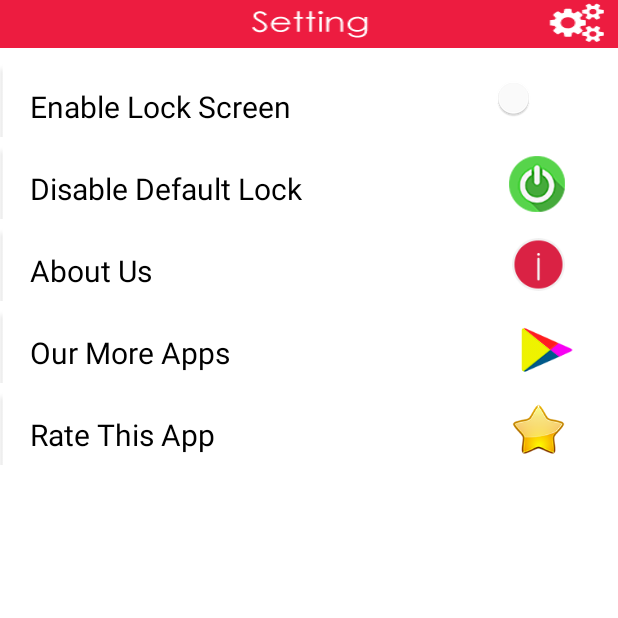
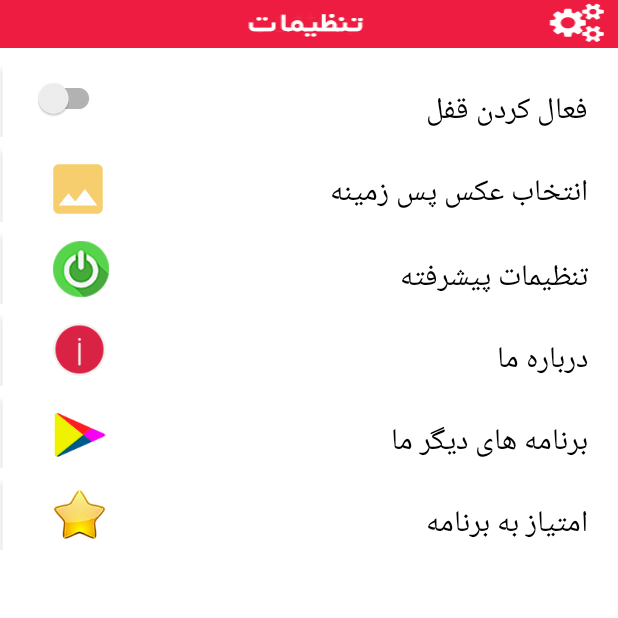
Before and after one commit to nahidAi/zipper_lock, an Android app: the screen it shows after launch (SettingActivity), on a phone screen of 412 x 824 dp, the top half of it. Run offline under Robolectric (Android 15) with nearby library versions, the phone set to English and light mode, and no system bars; our stand-ins replace AdMob; libraries missing offline, so code that uses them is left out: com.wang.avi; 1 statement that could not run was skipped.

Commit message:
مرحله دوم تغییرات-فارسی سازی تنظیمات-اصلاح دکمه ی فعالسازی

```diff
--- a/app/build.gradle
+++ b/app/build.gradle
@@ -26,4 +26,7 @@ dependencies {
     //noinspection GradleCompatible
     implementation 'com.android.support:design:27.1.1'
     implementation 'com.google.android.gms:play-services-ads:9.4.0'
+    implementation 'com.wang.avi:library:2.1.3'
+    implementation 'com.android.support.constraint:constraint-layout:1.1.3'
+    implementation 'com.github.medyo:android-about-page:1.2.5'
 }
--- a/app/src/main/java/com/valentines/zipperlock/SettingActivity.java
+++ b/app/src/main/java/com/valentines/zipperlock/SettingActivity.java
@@ -23,11 +23,14 @@ public class SettingActivity extends Activity {
     TextView tv_status;
     int choser;
     public static InterstitialAd interstitialAd;
-    RelativeLayout playico,rateus,aboutus,disable;
+    RelativeLayout playico, rateus, aboutus, disable, chooseImage;
+    SharedPreferencesUtil sharedPreferencesUtil;
+
     @Override
     protected void onCreate(Bundle savedInstanceState) {
         super.onCreate(savedInstanceState);
         setContentView(R.layout.activity_setings);
+
 
         InterstitialAdmob_Load();
         AdView adView = (AdView) this.findViewById(R.id.adView);
@@ -38,9 +41,8 @@ public class SettingActivity extends Activity {
             public void onAdClosed() {
 
 
-                 if(choser==1)
-                {
-                    Intent in=new Intent(getApplicationContext(),Developerintro.class);
+                if (choser == 1) {
+                    Intent in = new Intent(getApplicationContext(), Developerintro.class);
                     startActivity(in);
 
                 }
@@ -49,39 +51,43 @@ public class SettingActivity extends Activity {
         });
         mContext = this;
 
-        SharedPreferencesUtil.init(mContext);
-       tv_status=(TextView)findViewById(R.id.text_en);
-        disable=(RelativeLayout)findViewById(R.id.disablescreenlock);
-        playico=(RelativeLayout)findViewById(R.id.playicon);
-        rateus=(RelativeLayout)findViewById(R.id.rateus);
-        aboutus=(RelativeLayout)findViewById(R.id.aboutus);
+        sharedPreferencesUtil.init(mContext);
+        tv_status = (TextView) findViewById(R.id.text_en);
+        mSwitchd = (SwitchCompat) this.findViewById(R.id.switch_locksetting);
+        disable = (RelativeLayout) findViewById(R.id.disablescreenlock);
+        playico = (RelativeLayout) findViewById(R.id.playicon);
+        rateus = (RelativeLayout) findViewById(R.id.rateus);
+        aboutus = (RelativeLayout) findViewById(R.id.aboutus);
+        chooseImage = (RelativeLayout) findViewById(R.id.chooseImage);
 
 
-            mSwitchd = (SwitchCompat) this.findViewById(R.id.switch_locksetting);
         mSwitchd.setTextOn("yes");
         mSwitchd.setTextOff("no");
-        boolean lockState = SharedPreferencesUtil.get(Lockscreen.ISLOCK);
+        boolean lockState = sharedPreferencesUtil.get(Lockscreen.ISLOCK);
         if (lockState) {
             mSwitchd.setChecked(true);
+            tv_status.setText("غیرفعال کردن");
 
         } else {
             mSwitchd.setChecked(false);
 
+
         }
+
 
         mSwitchd.setOnCheckedChangeListener(new CompoundButton.OnCheckedChangeListener() {
             @Override
             public void onCheckedChanged(CompoundButton buttonView, boolean isChecked) {
                 if (isChecked) {
-                    SharedPreferencesUtil.setBoolean(Lockscreen.ISLOCK, true);
+                    sharedPreferencesUtil.setBoolean(Lockscreen.ISLOCK, true);
                     Lockscreen.getInstance(mContext).startLockscreenService();
-                    tv_status.setText("Disable Lock Screen");
+                    tv_status.setText("غیرفعال کردن قفل");
                     finish();
 
                 } else {
-                    SharedPreferencesUtil.setBoolean(Lockscreen.ISLOCK, false);
+                    sharedPreferencesUtil.setBoolean(Lockscreen.ISLOCK, false);
                     Lockscreen.getInstance(mContext).stopLockscreenService();
-                    tv_status.setText("Enable Lock Screen");
+                    tv_status.setText("فعال کردن قفل");
 
                 }
 
@@ -110,22 +116,28 @@ public class SettingActivity extends Activity {
 
             }
         });
+        chooseImage.setOnClickListener(new View.OnClickListener() {
+            @Override
+            public void onClick(View v) {
+                Intent intent = new Intent(SettingActivity.this,ImageActivity.class);
+                startActivity(intent);
+            }
+        });
 
         aboutus.setOnClickListener(new View.OnClickListener() {
 
             @Override
             public void onClick(View v) {
+                startActivity(new Intent(SettingActivity.this, AboutActivity.class));
 
-                choser=1;
-                if(interstitialAd.isLoaded())
-                {
+               /* choser = 1;
+                if (interstitialAd.isLoaded()) {
                     interstitialAd.show();
-                }
-                else {
+                } else {
                     Intent in = new Intent(getApplicationContext(), Developerintro.class);
                     startActivity(in);
 
-                }
+                }*/
 
             }
         });
@@ -143,8 +155,6 @@ public class SettingActivity extends Activity {
         });
 
 
-
-
     }
 
     /*Assign and Load Intercialtial*/
--- a/app/src/main/java/com/valentines/zipperlock/Splash.java
+++ b/app/src/main/java/com/valentines/zipperlock/Splash.java
@@ -9,15 +9,32 @@ import android.os.Handler;
 import com.google.android.gms.ads.AdListener;
 import com.google.android.gms.ads.AdRequest;
 import com.google.android.gms.ads.InterstitialAd;
+import com.wang.avi.AVLoadingIndicatorView;
 
 public class Splash extends Activity {
 
     InterstitialAd interstitialAd;
+    AVLoadingIndicatorView avi;
 
     @Override
     protected void onCreate(Bundle savedInstanceState) {
         super.onCreate(savedInstanceState);
         setContentView(R.layout.activity_splash);
+        avi = findViewById(R.id.avi);
+
+        Handler handler = new Handler();
+        handler.postDelayed(new Runnable() {
+            @Override
+            public void run() {
+
+                startActivity(new Intent(Splash.this, SettingActivity.class));
+                finish();
+            }
+        }, 3000);
+
+
+
+
         KeyguardManager keyguardManager = (KeyguardManager)getSystemService(Activity.KEYGUARD_SERVICE);
         KeyguardManager.KeyguardLock lock = keyguardManager.newKeyguardLock(KEYGUARD_SERVICE);
         lock.disableKeyguard();
--- /dev/null
+++ b/app/src/main/res/drawable/ic_image_black_24dp.xml
@@ -0,0 +1,5 @@
+<vector android:height="44dp" android:tint="#F7CE6D"
+    android:viewportHeight="24.0" android:viewportWidth="24.0"
+    android:width="44dp" xmlns:android="http://schemas.android.com/apk/res/android">
+    <path android:fillColor="#FF000000" android:pathData="M21,19V5c0,-1.1 -0.9,-2 -2,-2H5c-1.1,0 -2,0.9 -2,2v14c0,1.1 0.9,2 2,2h14c1.1,0 2,-0.9 2,-2zM8.5,13.5l2.5,3.01L14.5,12l4.5,6H5l3.5,-4.5z"/>
+</vector>
--- a/app/src/main/res/layout/activity_setings.xml
+++ b/app/src/main/res/layout/activity_setings.xml
@@ -14,6 +14,37 @@
     android:layout_height="wrap_content">
 
 </RelativeLayout>
+
+    <RelativeLayout
+        android:id="@+id/chooseImage"
+        android:layout_width="match_parent"
+        android:layout_height="wrap_content"
+        android:layout_below="@+id/openscreenlock1"
+        android:layout_marginTop="5dp"
+        android:background="@drawable/pati" >
+
+        <TextView
+            android:id="@+id/txtImage"
+            android:layout_width="wrap_content"
+            android:layout_height="wrap_content"
+            android:layout_marginTop="15dp"
+            android:text="@string/image"
+            android:textSize="20sp"
+            android:textColor="#000000"
+            android:layout_alignParentRight="true"
+            android:layout_marginRight="20dp"
+            />
+        <ImageView
+            android:id="@+id/imgImage"
+            android:layout_width="wrap_content"
+            android:layout_height="wrap_content"
+            android:layout_alignParentLeft="true"
+            android:layout_marginTop="7dp"
+            android:layout_marginLeft="30dp"
+            android:background="@drawable/ic_image_black_24dp"
+            android:contentDescription="@+id/dlock"
+            />
+    </RelativeLayout>
     <RelativeLayout
             android:id="@+id/openscreenlock1"
             android:layout_width="match_parent"
@@ -24,14 +55,14 @@
 
             <TextView
                 android:id="@+id/text_en"
-
                 android:layout_width="wrap_content"
                 android:layout_height="wrap_content"
                 android:layout_marginTop="15dp"
                 android:text="@string/enable_zipper"
                 android:textSize="20sp"
                 android:textColor="#000000"
-                android:layout_marginLeft="20dp"
+                android:layout_alignParentRight="true"
+                android:layout_marginRight="20dp"
                 />
 
 
@@ -40,7 +71,7 @@
                 android:id="@+id/switch_locksetting"
                 android:layout_width="70dp"
                 android:layout_height="wrap_content"
-                android:layout_alignParentRight="true"
+                android:layout_alignParentLeft="true"
                 android:layout_marginTop="10dp"
                 android:layout_marginRight="35dp"
                 android:checked="false"
@@ -51,28 +82,28 @@
             android:id="@+id/disablescreenlock"
             android:layout_width="match_parent"
             android:layout_height="wrap_content"
-            android:layout_below="@+id/openscreenlock1"
+            android:layout_below="@+id/chooseImage"
             android:layout_marginTop="5dp"
             android:background="@drawable/pati" >
 
             <TextView
                 android:id="@+id/dis_txt"
-
                 android:layout_width="wrap_content"
                 android:layout_height="wrap_content"
                 android:layout_marginTop="15dp"
                 android:text="@string/disable_zipper"
                 android:textSize="20sp"
                 android:textColor="#000000"
-                android:layout_marginLeft="20dp"
+                android:layout_alignParentRight="true"
+                android:layout_marginRight="20dp"
                 />
             <ImageView
                 android:id="@+id/dlock"
                 android:layout_width="wrap_content"
                 android:layout_height="wrap_content"
-                android:layout_alignParentRight="true"
+                android:layout_alignParentLeft="true"
                 android:layout_marginTop="7dp"
-                android:layout_marginRight="35dp"
+                android:layout_marginLeft="35dp"
                 android:background="@drawable/disco"
                 android:contentDescription="@+id/dlock"
                 />
@@ -94,16 +125,17 @@
                 android:layout_marginTop="15dp"
                 android:text="@string/about_us"
                 android:textSize="20sp"
+                android:layout_alignParentRight="true"
                 android:textColor="#000000"
-                android:layout_marginLeft="20dp"
+                android:layout_marginRight="20dp"
                 />
             <ImageView
                 android:id="@+id/info"
                 android:layout_width="35dp"
                 android:layout_height="35dp"
-                android:layout_alignParentRight="true"
+                android:layout_alignParentLeft="true"
                 android:layout_marginTop="7dp"
-                android:layout_marginRight="35dp"
+                android:layout_marginLeft="35dp"
                 android:background="@drawable/devin"
                 android:contentDescription="@+id/info"
                 />
@@ -124,15 +156,16 @@
                 android:text="@string/more_apps"
                 android:textSize="20sp"
                 android:textColor="#000000"
-                android:layout_marginLeft="20dp"
+                android:layout_marginRight="20dp"
+                android:layout_alignParentRight="true"
                 />
             <ImageView
                 android:id="@+id/plays"
                 android:layout_width="50dp"
                 android:layout_height="40dp"
-                android:layout_alignParentRight="true"
+                android:layout_alignParentLeft="true"
                 android:layout_marginTop="7dp"
-                android:layout_marginRight="25dp"
+                android:layout_marginLeft="25dp"
                 android:background="@drawable/playicon"
                 android:contentDescription="@+id/plays"
 
@@ -154,15 +187,16 @@
                 android:text="@string/rate_apps"
                 android:textSize="20sp"
                 android:textColor="#000000"
-                android:layout_marginLeft="20dp"
+                android:layout_marginRight="20dp"
+                android:layout_alignParentRight="true"
                 />
             <ImageView
                 android:id="@+id/star"
                 android:layout_width="35dp"
                 android:layout_height="35dp"
-                android:layout_alignParentRight="true"
+                android:layout_alignParentLeft="true"
                 android:layout_marginTop="7dp"
-                android:layout_marginRight="35dp"
+                android:layout_marginLeft="35dp"
                 android:background="@drawable/star"
                 android:contentDescription="@+id/star"
                 />
--- a/app/src/main/res/layout/content_developerintro.xml
+++ b/app/src/main/res/layout/content_developerintro.xml
@@ -5,7 +5,6 @@
     xmlns:ads="http://schemas.android.com/apk/res-auto"
     android:layout_width="match_parent"
     android:layout_height="match_parent"
-
     android:background="@drawable/devepo"
     app:layout_behavior="@string/appbar_scrolling_view_behavior"
     tools:context="com.valentines.zipperlock.Developerintro"
--- a/app/src/main/res/values/strings.xml
+++ b/app/src/main/res/values/strings.xml
@@ -1,12 +1,13 @@
 <resources>
-    <string name="app_name">Valentines Zipper Lock</string>
+    <string name="app_name">قفل زیپ </string>
     <string name="action_settings">Settings</string>
-    <string name="enable_zipper">Enable Lock Screen</string>
-    <string name="disable_zipper">Disable Default Lock</string>
+    <string name="enable_zipper">فعال کردن قفل</string>
+    <string name="disable_zipper">تنظیمات پیشرفته</string>
     <string name="enable_vibra">Enable Viberation</string>
-    <string name="about_us">About Us</string>
-    <string name="more_apps">Our More Apps</string>
-    <string name="rate_apps">Rate This App </string>
+    <string name="about_us">درباره ما</string>
+    <string name="more_apps">برنامه های دیگر ما</string>
+    <string name="rate_apps">امتیاز به برنامه </string>
+    <string name="image">انتخاب عکس پس زمینه </string>
     <string name="time">11:21 am</string>
     <string name="date">21-sep-15</string>
 
```
Also changed, not shown: app/src/main/AndroidManifest.xml (+11 -9 lines), app/src/main/java/com/valentines/zipperlock/AboutActivity.java (added, +25 -0 lines), app/src/main/java/com/valentines/zipperlock/ImageActivity.java (added, +13 -0 lines), app/src/main/res/layout/activity_about.xml (added, +9 -0 lines), app/src/main/res/layout/activity_image.xml (added, +14 -0 lines), app/src/main/res/layout/activity_splash.xml (+13 -0 lines), app/src/main/res/drawable-hdpi/title_bar.png.
